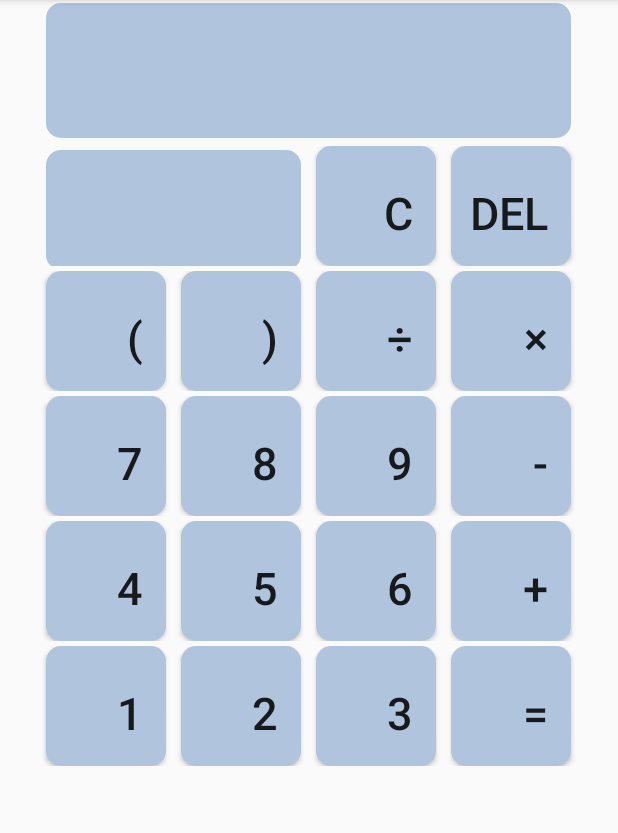
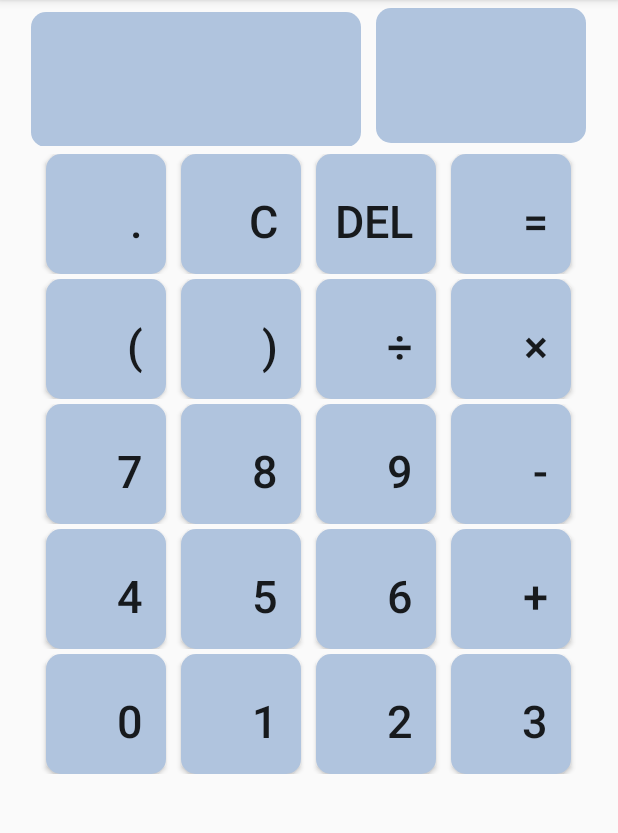
Before and after one commit to JSueYi/Jisuanqi, an Android app: the screen it shows after launch (MainActivity), on a phone screen of 412 x 824 dp, the part 84-917 px from its top. Run offline under Robolectric (Android 15) with nearby library versions, the phone set to English and light mode, and no system bars.

Commit message:
Jsuanqi1.2

```diff
--- a/app/src/main/res/layout/activity_main.xml
+++ b/app/src/main/res/layout/activity_main.xml
@@ -8,9 +8,17 @@
     tools:context=".MainActivity"
     >
 
+    <LinearLayout
+        android:layout_width="fill_parent"
+        android:layout_height="wrap_content"
+        android:layout_marginTop="5dp"
+        android:orientation="horizontal"
+        android:gravity="center_horizontal"
+        >
+
         <EditText
             android:id="@+id/et_input"
-        android:layout_width="350dp"
+            android:layout_width="220dp"
             android:layout_height="90dp"
             android:layout_marginTop="2dp"
             android:background="@drawable/white_selector"
@@ -20,6 +28,18 @@
             android:textSize="50sp"
             android:layout_gravity="center"
             />
+
+        <EditText
+            android:id="@+id/et_output"
+            android:layout_width="140dp"
+            android:layout_height="90dp"
+            android:background="@drawable/white_selector"
+            android:layout_marginLeft="10dp"
+            android:gravity="right|bottom"
+            android:paddingBottom="15dp"
+            android:paddingRight="15dp"
+            android:textSize="50sp" />
+    </LinearLayout>
     <LinearLayout
         android:layout_width="fill_parent"
         android:layout_height="wrap_content"
@@ -27,15 +47,17 @@
         android:orientation="horizontal"
         android:gravity="center_horizontal"
         >
-        <EditText
-            android:id="@+id/et_output"
-            android:layout_width="170dp"
+        <Button
+            android:id="@+id/bt_point"
+            android:layout_width="80dp"
             android:layout_height="80dp"
+            android:text="."
+            android:gravity="right|bottom"
+            android:textSize="30sp"
             android:background="@drawable/white_selector"
-            android:gravity="right|bottom"
-            android:paddingBottom="15dp"
-            android:paddingRight="15dp"
-            android:textSize="50sp" />
+            android:paddingRight="15sp"
+            android:paddingBottom="15sp"
+            />
 
         <Button
             android:id="@+id/bt_clr"
@@ -61,6 +83,18 @@
             android:paddingRight="15sp"
             android:paddingBottom="15sp"
             />
+        <Button
+            android:layout_width="80dp"
+            android:layout_height="80dp"
+            android:id="@+id/bt_equal"
+            android:text="="
+            android:textSize="30sp"
+            android:gravity="right|bottom"
+            android:layout_marginLeft="10dp"
+            android:background="@drawable/white_selector"
+            android:paddingRight="15sp"
+            android:paddingBottom="15sp"
+            />
 
     </LinearLayout>
 
@@ -73,7 +107,7 @@
         >
 
         <Button
-            android:id="@+id/bt_l"
+            android:id="@+id/bt_left"
             android:layout_width="80dp"
             android:layout_height="80dp"
             android:text="("
@@ -84,8 +118,9 @@
             android:paddingRight="15sp"
             android:paddingBottom="15sp"
             />
+
         <Button
-            android:id="@+id/bt_r"
+            android:id="@+id/bt_right"
             android:layout_width="80dp"
             android:layout_height="80dp"
             android:text=")"
@@ -245,10 +280,22 @@
         <Button
             android:layout_width="80dp"
             android:layout_height="80dp"
+            android:id="@+id/bt_0"
+            android:text="0"
+            android:textSize="30sp"
+            android:gravity="right|bottom"
+            android:background="@drawable/white_selector"
+            android:paddingRight="15sp"
+            android:paddingBottom="15sp"
+            />
+        <Button
+            android:layout_width="80dp"
+            android:layout_height="80dp"
             android:id="@+id/bt_1"
             android:text="1"
             android:textSize="30sp"
             android:gravity="right|bottom"
+            android:layout_marginLeft="10dp"
             android:background="@drawable/white_selector"
             android:paddingRight="15sp"
             android:paddingBottom="15sp"
@@ -265,6 +312,7 @@
             android:paddingRight="15sp"
             android:paddingBottom="15sp"
             />
+
         <Button
             android:layout_width="80dp"
             android:layout_height="80dp"
@@ -278,18 +326,5 @@
             android:paddingBottom="15sp"
             />
 
-        <Button
-            android:layout_width="80dp"
-            android:layout_height="80dp"
-            android:id="@+id/bt_equal"
-            android:text="="
-            android:textSize="30sp"
-            android:gravity="right|bottom"
-            android:layout_marginLeft="10dp"
-            android:background="@drawable/white_selector"
-            android:paddingRight="15sp"
-            android:paddingBottom="15sp"
-            />
-
     </LinearLayout>
 </LinearLayout>
```
Lines whose indentation alone changed are shown as unchanged.
